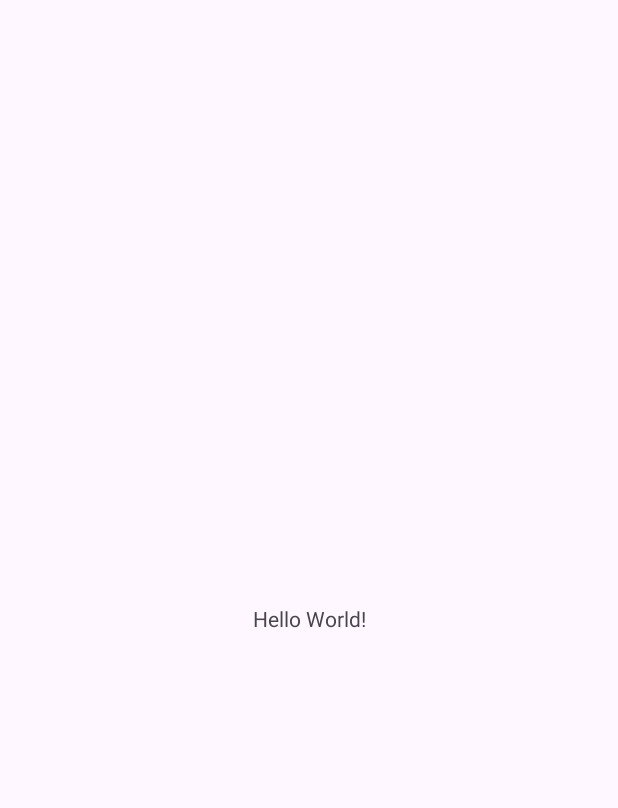
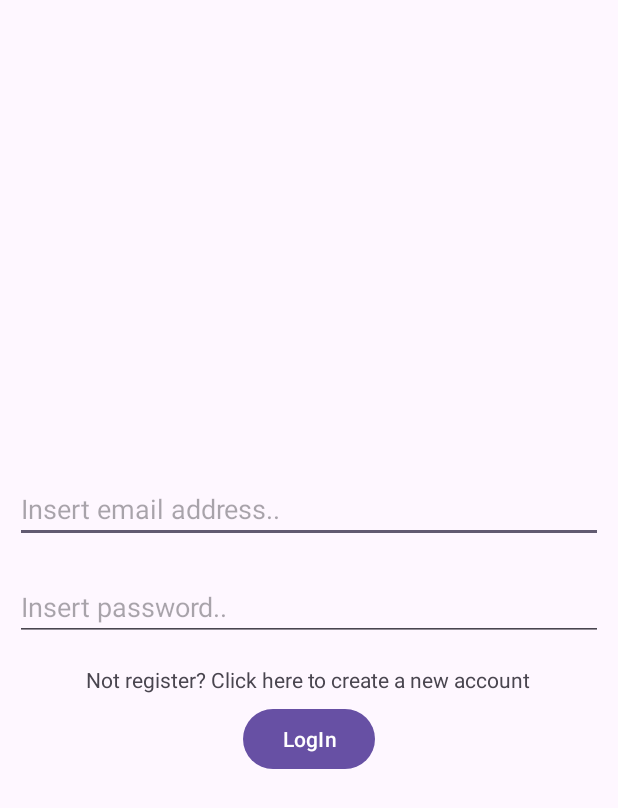
Before and after one commit to FMDani/RevENT, an Android app: the screen it shows after launch (MainActivity before the commit, EnterActivity after it), on a phone screen of 412 x 824 dp. Before the commit the part shown is almost empty. Shown: the top 808 px of the screen. Run offline under Robolectric (Android 15) with nearby library versions, the phone set to English and light mode, and no system bars; our stand-ins replace Firebase (no records; nobody signed in at launch, a user with empty details on screens opened directly).

Commit message:
fragment, login

```diff
--- a/app/build.gradle
+++ b/app/build.gradle
@@ -1,5 +1,6 @@
 plugins {
     id 'com.android.application'
+    id 'com.google.gms.google-services'
 }
 
 android {
@@ -33,7 +34,11 @@ dependencies {
     implementation 'androidx.appcompat:appcompat:1.6.1'
     implementation 'com.google.android.material:material:1.5.0'
     implementation 'androidx.constraintlayout:constraintlayout:2.1.4'
+    implementation 'com.google.firebase:firebase-auth:22.0.0'
+    implementation 'com.google.android.gms:play-services-auth:20.1.0'
+    implementation 'com.google.firebase:firebase-auth-ktx:22.0.0'
     testImplementation 'junit:junit:4.13.2'
     androidTestImplementation 'androidx.test.ext:junit:1.1.5'
     androidTestImplementation 'androidx.test.espresso:espresso-core:3.5.1'
+    implementation platform('com.google.firebase:firebase-bom:32.1.1')
 }
--- /dev/null
+++ b/app/src/main/java/com/example/revent/activities/EnterActivity.java
@@ -0,0 +1,73 @@
+package com.example.revent.activities;
+
+import androidx.appcompat.app.AppCompatActivity;
+import androidx.fragment.app.Fragment;
+import androidx.fragment.app.FragmentManager;
+import androidx.fragment.app.FragmentTransaction;
+
+import android.content.Intent;
+import android.os.Bundle;
+import android.widget.Toast;
+
+import com.example.revent.R;
+import com.example.revent.fragments.LogFragment;
+import com.example.revent.fragments.LoginFragment;
+import com.example.revent.fragments.SignUpFragment;
+
+public class EnterActivity extends AppCompatActivity {
+
+    private static final String TAG = EnterActivity.class.getCanonicalName();
+
+
+    private FragmentManager fragmentManager = null;
+
+    @Override
+    protected void onCreate(Bundle savedInstanceState) {
+        super.onCreate(savedInstanceState);
+        setContentView(R.layout.activity_enter);
+
+        // Render fragment
+        renderFragment(true);
+    }
+
+    public void renderFragment(boolean isLogin) {
+
+        Fragment fragment = null;
+
+        if(isLogin) {
+            fragment = LogFragment.newInstance(LoginFragment.class,"signinCallback", boolean.class);
+        }else {
+            fragment = LogFragment.newInstance(SignUpFragment.class, "");
+        }
+
+
+
+
+
+        if(this.fragmentManager == null) {
+            this.fragmentManager = this.getSupportFragmentManager();
+        }
+
+        FragmentTransaction fragmentTransaction = this.fragmentManager.beginTransaction();
+
+        fragmentTransaction.setReorderingAllowed(true);
+        fragmentTransaction.replace(R.id.loginRegisterFragment, fragment);
+
+        fragmentTransaction.commit();
+    }
+
+
+    public void signinCallback(boolean result) {
+        if(!result) {
+            // TODO: Better handling of the error message --> Put in a textview of the activity
+            Toast
+                    .makeText(this, "Username or password are not valid", Toast.LENGTH_SHORT)
+                    .show();
+        } else {
+            // Go To Splash to check the permissions
+            Intent intent = new Intent(this, SplashActivity.class);
+            this.startActivity(intent);
+            this.finish();
+        }
+    }
+}
--- a/app/src/main/java/com/example/revent/activities/SplashActivity.java
+++ b/app/src/main/java/com/example/revent/activities/SplashActivity.java
@@ -6,11 +6,16 @@ import androidx.appcompat.app.AppCompatActivity;
 import android.content.Intent;
 import android.content.pm.PackageManager;
 import android.os.Bundle;
+import android.view.View;
+import android.widget.Button;
 
 import com.example.revent.R;
+import com.example.revent.models.FireBaseWrapper;
 import com.example.revent.models.PermissionManager;
 
 public class SplashActivity extends AppCompatActivity {
+
+    private static final int PERMISSION_REQUEST_CODE = 1;
 
     private void goToActivity(Class<?> activity) {
         Intent intent = new Intent(this, activity);
@@ -27,13 +32,34 @@ public class SplashActivity extends AppCompatActivity {
         //TODO : check user
         // if  not --> log
 
+        FireBaseWrapper.Auth auth = new FireBaseWrapper.Auth();
+        if(!auth.isAuthenticated()) {
+            // go to Activity for login or signup
+            this.goToActivity(EnterActivity.class);
+        }
+
         //TODO: check permissions
-
-        if(!new PermissionManager(this).askNeededPermission(1)) {
+        PermissionManager pm = new PermissionManager(this);
+        if(!pm.askNeededPermission(PERMISSION_REQUEST_CODE, false)) {
             //Go to MainActivity
             this.goToActivity(MainActivity.class);
 
         }
+
+        // Add the listeners
+        Button buttonGrantPerm = (Button) this.findViewById(R.id.grantPermission);
+
+        buttonGrantPerm.setOnClickListener(new View.OnClickListener() {
+            @Override
+            public void onClick(View view) {
+                if(!pm.askNeededPermission(PERMISSION_REQUEST_CODE, true)) {
+                    //Go to MainActivity
+                    SplashActivity.this.goToActivity(MainActivity.class);
+
+                }
+
+            }
+        });
 
     }
 
--- /dev/null
+++ b/app/src/main/java/com/example/revent/fragments/LogFragment.java
@@ -0,0 +1,47 @@
+package com.example.revent.fragments;
+
+import android.os.Bundle;
+
+import androidx.fragment.app.Fragment;
+
+import java.lang.reflect.Constructor;
+import java.lang.reflect.InvocationTargetException;
+
+public abstract class LogFragment extends Fragment {
+    // the fragment initialization parameters, e.g. ARG_ITEM_NUMBER
+    private static final String ARG_PARAM1 = "method_name";
+    private static final String ARG_PARAM2 = "method_prms";
+
+    // TODO: Rename and change types of parameters
+    /*
+    private String mParam1;
+    private String mParam2;
+    */
+    public LogFragment() {
+        // Required empty public constructor
+    }
+
+
+    protected String callbackName;
+    protected Class[] callbackPrms;
+
+    public static LogFragment newInstance(Class<? extends LogFragment> clazz, String param1, Class<?>... prms) {
+        //LoginFragment fragment = new LoginFragment();
+        LogFragment instance = null;
+
+        try {
+            Constructor<?> constructor = clazz.getConstructor();
+            instance = (LogFragment) constructor.newInstance();
+        } catch (NoSuchMethodException | InvocationTargetException | IllegalAccessException |
+                 java.lang.InstantiationException e) {
+
+            // TODO: Handle exception
+            throw new RuntimeException(e);
+        }
+        Bundle args = new Bundle();
+        args.putString(ARG_PARAM1, param1);
+        args.putSerializable(ARG_PARAM2, prms);
+        instance.setArguments(args);
+        return  instance;
+    }
+}
--- /dev/null
+++ b/app/src/main/java/com/example/revent/fragments/LoginFragment.java
@@ -0,0 +1,110 @@
+package com.example.revent.fragments;
+
+import android.os.Bundle;
+
+import androidx.fragment.app.Fragment;
+
+import android.view.LayoutInflater;
+import android.view.View;
+import android.view.ViewGroup;
+import android.widget.Button;
+import android.widget.EditText;
+import android.widget.TextView;
+
+
+import com.example.revent.R;
+import com.example.revent.activities.EnterActivity;
+import com.example.revent.models.FireBaseWrapper;
+
+/**
+ * A simple {@link Fragment} subclass.
+ * Use the {@link LoginFragment#newInstance} factory method to
+ * create an instance of this fragment.
+ */
+public class LoginFragment extends LogFragment {
+
+    // TODO: Rename parameter arguments, choose names that match
+    // the fragment initialization parameters, e.g. ARG_ITEM_NUMBER
+    private static final String ARG_PARAM1 = "method_name";
+    private static final String ARG_PARAM2 = "method_prms";
+
+    // TODO: Rename and change types of parameters
+    /*
+    private String mParam1;
+    private String mParam2;
+    */
+    public LoginFragment() {
+        // Required empty public constructor
+    }
+
+
+    private String callbackName;
+    private Class[] callbackPrms;
+    public static LoginFragment newInstance(String param1, Class<?>... prms) {
+        LoginFragment fragment = new LoginFragment();
+        Bundle args = new Bundle();
+        args.putString(ARG_PARAM1, param1);
+        args.putSerializable(ARG_PARAM2, prms);
+        fragment.setArguments(args);
+        return fragment;
+    }
+
+    @Override
+    public void onCreate(Bundle savedInstanceState) {
+        super.onCreate(savedInstanceState);
+        if (getArguments() != null) {
+            this.callbackName = getArguments().getString(ARG_PARAM1);
+            this.callbackPrms = (Class[]) getArguments().getSerializable(ARG_PARAM2);
+        }
+    }
+
+    @Override
+    public View onCreateView(LayoutInflater inflater, ViewGroup container,
+                             Bundle savedInstanceState) {
+        // Inflate the layout for this fragment
+        View externalView = inflater.inflate(R.layout.fragment_login, container, false);
+
+        TextView link = externalView.findViewById(R.id.switchLoginToRegisterLabel);
+
+        link.setOnClickListener(new View.OnClickListener() {
+
+            @Override
+            public void onClick(View view) {
+                ((EnterActivity)LoginFragment.this.requireActivity()).renderFragment(false);
+
+
+            }
+        });
+
+        Button button = externalView.findViewById(R.id.logButton);
+
+        button.setOnClickListener(new View.OnClickListener() {
+            @Override
+            public void onClick(View view) {
+                EditText email = externalView.findViewById(R.id.userEmail);
+                EditText password = externalView.findViewById(R.id.userPassword);
+
+                if(email.getText().toString().isEmpty() || password.getText().toString().isEmpty()) {
+                    // TODO: Remove this hardcoded strings
+                    email.setError("Email is required");
+                    password.setError("Password is required");
+                    return;
+                }
+
+                // Perform SignIn
+                FireBaseWrapper.Auth auth = new FireBaseWrapper.Auth();
+                // TODO: accept as input also the list of parameters
+                auth.signIn(
+                        email.getText().toString(),
+                        password.getText().toString(),
+                        FireBaseWrapper.Callback
+                                .newInstance(LoginFragment.this.requireActivity(),
+                                        LoginFragment.this.callbackName,
+                                        LoginFragment.this.callbackPrms)
+                );
+            }
+        });
+
+        return externalView;
+    }
+}
--- a/app/src/main/java/com/example/revent/models/PermissionManager.java
+++ b/app/src/main/java/com/example/revent/models/PermissionManager.java
@@ -24,7 +24,7 @@ public class PermissionManager {
         this.activity = activity;
     }
 
-    public boolean askNeededPermission(int requestCode) {
+    public boolean askNeededPermission(int requestCode, boolean performRequest) {
         List<String> missingPermissions = new ArrayList<>();
 
         for (String permission : NEEDED_PERMISSIONS) {
--- /dev/null
+++ b/app/src/main/res/layout/activity_enter.xml
@@ -0,0 +1,13 @@
+<?xml version="1.0" encoding="utf-8"?>
+<androidx.constraintlayout.widget.ConstraintLayout xmlns:android="http://schemas.android.com/apk/res/android"
+    xmlns:app="http://schemas.android.com/apk/res-auto"
+    xmlns:tools="http://schemas.android.com/tools"
+    android:layout_width="match_parent"
+    android:layout_height="match_parent"
+    tools:context=".activities.EnterActivity">
+
+    <androidx.fragment.app.FragmentContainerView
+        android:id="@+id/loginRegisterFragment"
+        android:layout_width="match_parent"
+        android:layout_height="match_parent" />
+</androidx.constraintlayout.widget.ConstraintLayout>
--- /dev/null
+++ b/app/src/main/res/layout/fragment_login.xml
@@ -0,0 +1,50 @@
+<?xml version="1.0" encoding="utf-8"?>
+<FrameLayout xmlns:android="http://schemas.android.com/apk/res/android"
+    xmlns:tools="http://schemas.android.com/tools"
+    android:layout_width="match_parent"
+    android:layout_height="match_parent"
+    tools:context=".fragments.LoginFragment">
+
+    <LinearLayout
+        android:layout_width="match_parent"
+        android:layout_height="match_parent"
+        android:gravity="center"
+        android:orientation="vertical">
+
+        <EditText
+            android:id="@+id/userEmail"
+            android:layout_width="match_parent"
+            android:layout_height="wrap_content"
+            android:layout_margin="10dp"
+            android:autofillHints="Insert email address.."
+            android:ems="10"
+            android:hint="@string/insertEmail"
+            android:inputType="textEmailAddress" />
+
+        <EditText
+            android:id="@+id/userPassword"
+            android:layout_width="match_parent"
+            android:layout_height="wrap_content"
+            android:layout_margin="10dp"
+            android:autofillHints="Insert password.."
+            android:ems="10"
+            android:hint="@string/insertPassword"
+            android:inputType="textPassword" /> />
+
+        <TextView
+            android:id="@+id/switchLoginToRegisterLabel"
+            android:layout_width="wrap_content"
+            android:layout_height="wrap_content"
+            android:text="@string/goToRegister"
+            android:gravity="center"
+            android:layout_margin="6dp"/>
+
+        <Button
+            android:id="@+id/logButton"
+            android:layout_width="wrap_content"
+            android:layout_height="wrap_content"
+            android:text="LogIn" />
+    </LinearLayout>
+
+
+</FrameLayout>
--- a/app/src/main/res/values/strings.xml
+++ b/app/src/main/res/values/strings.xml
@@ -1,3 +1,10 @@
 <resources>
     <string name="app_name">RevENT</string>
+    <string name="neededPermissions">To go over, the app needs the CALENDAR PERMISSION to access to the calendar Content Provider</string>
+    <string name="grantPermission">Grant Now</string>
+    <!-- TODO: Remove or change this placeholder text -->
+    <string name="hello_blank_fragment">Hello blank fragment</string>
+    <string name="insertEmail">Insert email address..</string>
+    <string name="insertPassword">Insert password..</string>
+    <string name="goToRegister">Not register? Click here to create a new account</string>
 </resources>
```
Also changed, not shown: app/src/main/AndroidManifest.xml (+7 -6 lines), app/src/main/java/com/example/revent/fragments/SignUpFragment.java (added, +66 -0 lines), app/src/main/java/com/example/revent/models/FireBaseWrapper.java (added, +94 -0 lines), app/src/main/res/layout/activity_splash.xml (+5 -5 lines), app/src/main/res/layout/fragment_sign_up.xml (added, +14 -0 lines), build.gradle (+16 -0 lines), 1 other file.
